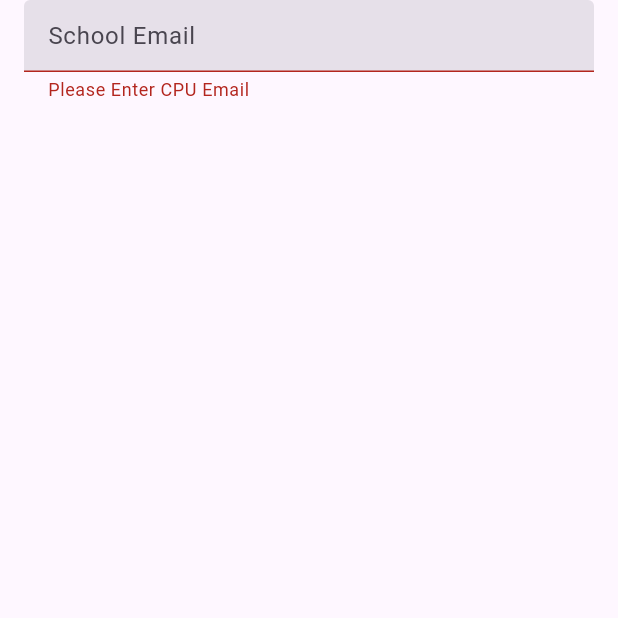
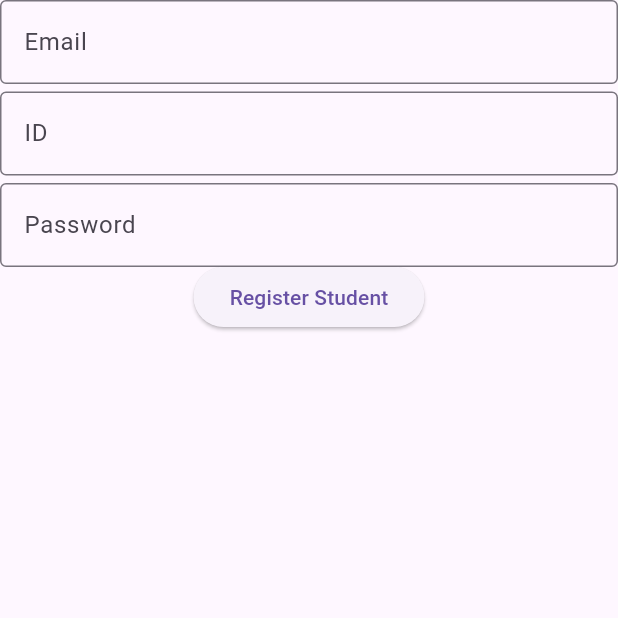
Before and after one commit to ZeekHoft/CCS-Compass, a Flutter app: the screen it shows after launch, on a phone screen of 412 x 824 dp, the top half of it. Run offline on Flutter 3.47's test engine with Material 3 defaults, Android fonts, the light colour scheme and no system bars; our stand-ins replace firebase_auth, firebase_core; accounts and stored records are empty.

Commit message:
added registration page

```diff
--- a/lib/main.dart
+++ b/lib/main.dart
@@ -1,10 +1,14 @@
 import 'package:ccs_compass/pages/register_page.dart';
 import 'package:ccs_compass/util/firebase_options.dart';
+import 'package:firebase_core/firebase_core.dart';
 import 'package:flutter/material.dart';
 
 Future main() async {
   try {
-    DefaultFirebaseOptions.currentPlatform;
+    WidgetsFlutterBinding.ensureInitialized();
+    await Firebase.initializeApp(
+      options: DefaultFirebaseOptions.currentPlatform,
+    );
   } catch (e) {
     print("Error in initializing firebase on main: $e");
   }
--- a/lib/pages/register_page.dart
+++ b/lib/pages/register_page.dart
@@ -1,6 +1,8 @@
+import 'package:ccs_compass/pages/home.dart';
 import 'package:ccs_compass/util/check_email_format.dart';
-import 'package:ccs_compass/util/credential_field.dart';
+import 'package:firebase_auth/firebase_auth.dart';
 import 'package:flutter/material.dart';
+import 'package:flutter/services.dart';
 
 class RegisterPage extends StatefulWidget {
   const RegisterPage({super.key});
@@ -14,9 +16,49 @@ class _RegisterPageState extends State<RegisterPage> {
   final passwordController = TextEditingController();
   final idNumberController = TextEditingController();
   final courseController = TextEditingController();
-  final _formKey = GlobalKey<FormState>(); //validate if all forms are filled in
+  final _formKey = GlobalKey<FormState>();
+
   bool validEmail = false;
   bool validId = false;
+
+  void registerStudent() async {
+    if (_formKey.currentState!.validate()) {
+      try {
+        await FirebaseAuth.instance.createUserWithEmailAndPassword(
+          email: emailController.text.trim(),
+          password: passwordController.text.trim(),
+        );
+        Navigator.pushReplacement(
+            context, MaterialPageRoute(builder: (context) => Home()));
+      } catch (e) {
+        // Catch dynamic to handle web-specific issues
+        String message = 'An unexpected error occurred.';
+        if (e is FirebaseAuthException) {
+          // This block will be executed if 'e' is indeed a FirebaseAuthException
+          // This is the robust way to handle it for all platforms, including web
+          if (e.code == 'weak-password') {
+            message = 'The password provided is too weak.';
+          } else if (e.code == 'email-already-in-use') {
+            message = 'The account already exists for that email.';
+          } else if (e.code == 'invalid-email') {
+            message = 'The email address is not valid.';
+          } else {
+            message = 'Firebase Auth Error: ${e.message}';
+          }
+          print("Firebase Auth Error: ${e.code} - ${e.message}");
+        } else {
+          // Fallback for any other unexpected errors, including those on web
+          // that might not directly cast to FirebaseAuthException initially.
+          message = 'An unexpected error occurred: ${e.toString()}';
+          print("General Error: $e");
+        }
+
+        ScaffoldMessenger.of(context).showSnackBar(
+          SnackBar(content: Text(message)),
+        );
+      }
+    }
+  }
 
   @override
   Widget build(BuildContext context) {
@@ -24,37 +66,105 @@ class _RegisterPageState extends State<RegisterPage> {
         child: Scaffold(
       body: SingleChildScrollView(
           scrollDirection: Axis.vertical,
-        child: Padding(
-            padding: const EdgeInsets.symmetric(horizontal: 16.0),
-            child: _showCredentialForm(context)),
-      ),
-    ));
-  }
-
-  Widget _showCredentialForm(BuildContext context) {
-    return Form(
+          child: Form(
             key: _formKey,
             child: Column(
               children: [
-            CredentialField(
+                TextFormField(
                     controller: emailController,
-              hintText: "School Email",
-              obscureText: false,
+                    decoration: const InputDecoration(
+                        border: OutlineInputBorder(),
+                        label: Text("Email"),
+                        hintText: "Enter CPU Email"),
                     validator: (value) {
                       if (value == null || value.isEmpty) {
-                  return "Please Enter CPU Email";
-                } else {
+                        return "Please Enter Your CPU Email";
+                      }
+                      if (!validateEmailAddress(value)) {
+                        return "Invalid email format (e.g., @cpu.edu)";
+                      }
                       return null;
-                }
                     },
-              onChangeFunc: (value) {
+                    onChanged: (value) {
                       final isValid = validateEmailAddress(value);
                       setState(() {
                         validEmail = isValid;
                       });
+                    }),
+
+                const SizedBox(
+                  height: 5.0,
+                ),
+
+                //ID number
+                TextFormField(
+                    inputFormatters: [LengthLimitingTextInputFormatter(10)],
+                    controller: idNumberController,
+                    decoration: const InputDecoration(
+                      border: OutlineInputBorder(),
+                      label: Text("ID"),
+                      hintText: "Enter ID Number: 99-9999-99",
+                    ),
+                    validator: (value) {
+                      if (value == null || value.isEmpty) {
+                        return "Please enter Your ID number";
+                      }
+                      if (!validateIDNumber(value)) {
+                        // Use your utility function here
+                        return "Invalid ID format 99-9999-99";
+                      }
+                      return null;
                     },
+                    onChanged: (value) {
+                      final isValid = validateIDNumber(value);
+                      setState(() {
+                        validId = isValid;
+                      });
+                    }),
+
+                const SizedBox(
+                  height: 5.0,
+                ),
+
+                //password
+                TextFormField(
+                  inputFormatters: [LengthLimitingTextInputFormatter(10)],
+                  controller: passwordController,
+                  decoration: const InputDecoration(
+                    border: OutlineInputBorder(),
+                    label: Text("Password"),
+                    hintText: "Enter Password",
+                  ),
+                  validator: (value) {
+                    if (value == null || value.isEmpty) {
+                      return "Please enter password";
+                    }
+                    if (value.length < 10) {
+                      return "Password too short must be atleast 10 characters";
+                    }
+                    return null;
+                  },
+                ),
+                SizedBox(
+                  height: 40.0,
+                  child: ElevatedButton(
+                      onPressed: () {
+                        registerStudent();
+                      },
+                      child: Text("Register Student")),
                 )
               ],
+            ),
+          )),
     ));
   }
+
+  @override
+  void dispose() {
+    emailController.dispose();
+    passwordController.dispose();
+    idNumberController.dispose();
+    courseController.dispose();
+    super.dispose();
   }
+}
--- a/lib/util/credential_field.dart
+++ /dev/null
@@ -1,47 +0,0 @@
-import 'package:flutter/material.dart';
-import 'package:flutter/services.dart';
-
-class CredentialField extends StatelessWidget {
-  final TextEditingController controller;
-  final String hintText;
-  final bool obscureText;
-  final bool isNumber;
-  final Function(String)? onChangeFunc;
-  final FormFieldValidator? validator;
-
-  const CredentialField({
-    super.key,
-    required this.controller,
-    required this.hintText,
-    required this.obscureText,
-    this.onChangeFunc,
-    this.validator,
-    this.isNumber = false,
-  });
-
-  @override
-  Widget build(BuildContext context) {
-    return TextFormField(
-      // autovalidateMode: AutovalidateMode.onUnfocus,
-      autovalidateMode: AutovalidateMode.always,
-      onChanged: onChangeFunc,
-
-      controller: controller,
-      validator: validator,
-      obscureText: obscureText,
-      keyboardType: isNumber ? TextInputType.number : null,
-      inputFormatters: isNumber ? [LengthLimitingTextInputFormatter(4)] : null,
-      decoration: InputDecoration(
-        enabledBorder: OutlineInputBorder(
-            borderSide: BorderSide.none,
-            borderRadius: BorderRadius.circular(8)),
-        focusedBorder: OutlineInputBorder(
-          borderSide: BorderSide(color: Theme.of(context).colorScheme.primary),
-          borderRadius: BorderRadius.circular(8),
-        ),
-        filled: true,
-        hintText: hintText,
-      ),
-    );
-  }
-}
--- a/pubspec.yaml
+++ b/pubspec.yaml
@@ -37,6 +37,8 @@ dependencies:
   cupertino_icons: ^1.0.8
   firebase_core: ^3.15.1
   email_validator: ^3.0.0
+  firebase_auth: ^5.6.2
+  cloud_firestore: ^5.6.11
 
 dev_dependencies:
   flutter_test:
```
Also changed, not shown: lib/pages/home.dart (added, +20 -0 lines), lib/test.dart (added, +181 -0 lines), pubspec.lock, 3 other files. Lines whose indentation alone changed are shown as unchanged.
